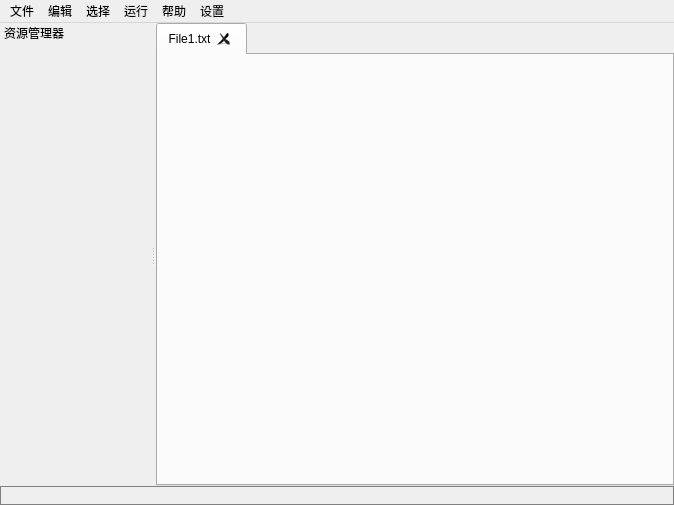
Qt form BITC/mainwindow.ui (ssh555/CPP-IDE) before a commit.
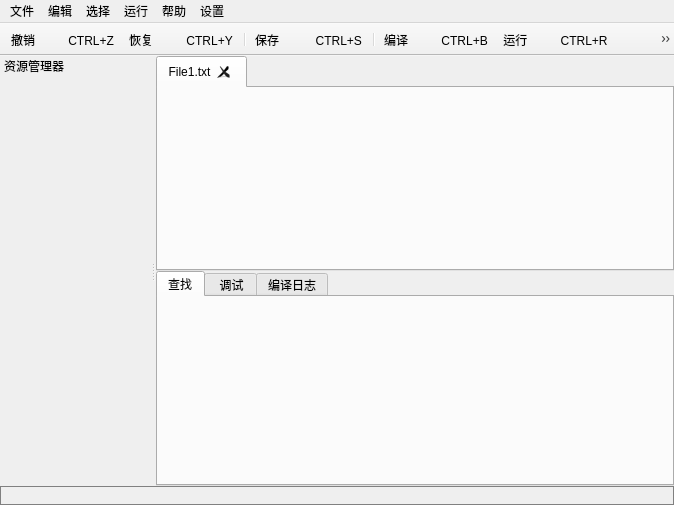
The same form after that commit. Icons and pictures are not drawn.

Commit message: 上传了代码折叠，修复了查找全部这功能的bug，将查找窗口放到主窗口下“ ”

What changed in the file:
```diff
--- a/BITC/mainwindow.ui
+++ b/BITC/mainwindow.ui
@@ -32,6 +32,12 @@
     </property>
     <item row="0" column="0">
      <widget class="QTabWidget" name="tabWgtEditArea">
+      <property name="sizePolicy">
+       <sizepolicy hsizetype="Expanding" vsizetype="Expanding">
+        <horstretch>0</horstretch>
+        <verstretch>0</verstretch>
+       </sizepolicy>
+      </property>
       <property name="styleSheet">
        <string notr="true">font:</string>
       </property>
@@ -41,6 +47,9 @@
       <property name="tabsClosable">
        <bool>true</bool>
       </property>
+      <property name="movable">
+       <bool>false</bool>
+      </property>
       <widget class="QWidget" name="tab_2">
        <property name="font">
         <font>
@@ -53,6 +62,63 @@
       </widget>
      </widget>
     </item>
+    <item row="1" column="0">
+     <widget class="QTabWidget" name="tabWgtResArea">
+      <property name="sizePolicy">
+       <sizepolicy hsizetype="Expanding" vsizetype="Expanding">
+        <horstretch>0</horstretch>
+        <verstretch>0</verstretch>
+       </sizepolicy>
+      </property>
+      <property name="minimumSize">
+       <size>
+        <width>0</width>
+        <height>200</height>
+       </size>
+      </property>
+      <property name="maximumSize">
+       <size>
+        <width>16777215</width>
+        <height>300</height>
+       </size>
+      </property>
+      <property name="currentIndex">
+       <number>0</number>
+      </property>
+      <property name="movable">
+       <bool>true</bool>
+      </property>
+      <property name="tabBarAutoHide">
+       <bool>false</bool>
+      </property>
+      <widget class="QWidget" name="tab">
+       <attribute name="title">
+        <string>查找</string>
+       </attribute>
+       <widget class="QWidget" name="verticalLayoutWidget">
+        <property name="geometry">
+         <rect>
+          <x>-1</x>
+          <y>-1</y>
+          <width>521</width>
+          <height>191</height>
+         </rect>
+        </property>
+        <layout class="QVBoxLayout" name="verticalLayout"/>
+       </widget>
+      </widget>
+      <widget class="QWidget" name="tab_3">
+       <attribute name="title">
+        <string> 调试</string>
+       </attribute>
+      </widget>
+      <widget class="QWidget" name="tab_4">
+       <attribute name="title">
+        <string>编译日志</string>
+       </attribute>
+      </widget>
+     </widget>
+    </item>
    </layout>
   </widget>
   <widget class="QMenuBar" name="menubar">
@@ -174,6 +240,33 @@
     <bool>false</bool>
    </property>
   </widget>
+  <widget class="QToolBar" name="toolBar">
+   <property name="windowTitle">
+    <string>toolBar</string>
+   </property>
+   <property name="movable">
+    <bool>false</bool>
+   </property>
+   <property name="floatable">
+    <bool>false</bool>
+   </property>
+   <attribute name="toolBarArea">
+    <enum>TopToolBarArea</enum>
+   </attribute>
+   <attribute name="toolBarBreak">
+    <bool>false</bool>
+   </attribute>
+   <addaction name="actionRevocate"/>
+   <addaction name="actionRestore"/>
+   <addaction name="separator"/>
+   <addaction name="actionSave"/>
+   <addaction name="separator"/>
+   <addaction name="actionCompile"/>
+   <addaction name="actionRun"/>
+   <addaction name="actionCompileRun"/>
+   <addaction name="separator"/>
+   <addaction name="actionDebug"/>
+  </widget>
   <action name="actionNewFile">
    <property name="text">
     <string>新建文件    CTRL+N</string>
```
Left out of the diff: 32 changed lines with no effect on the pictures. The commit also changes 22 other files.
